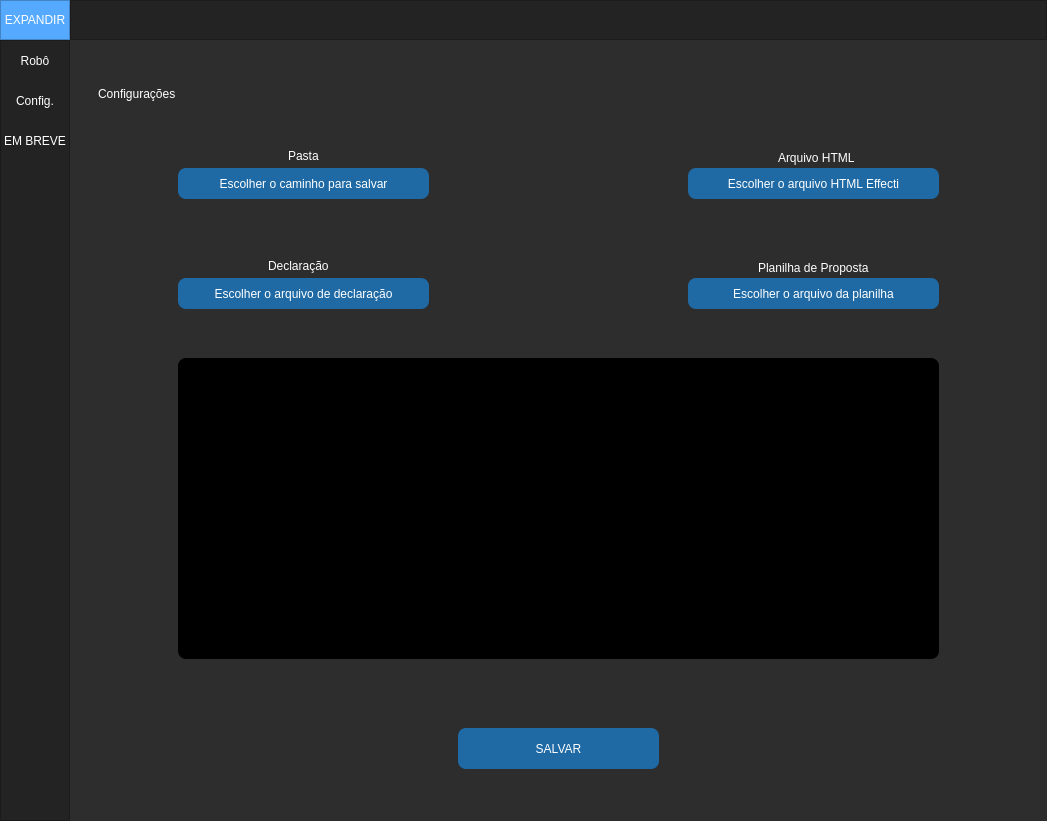
Before: the Qt Designer form ui_main.ui in vitorbarletta/sistemaresolvi, drawn with Qt 5.
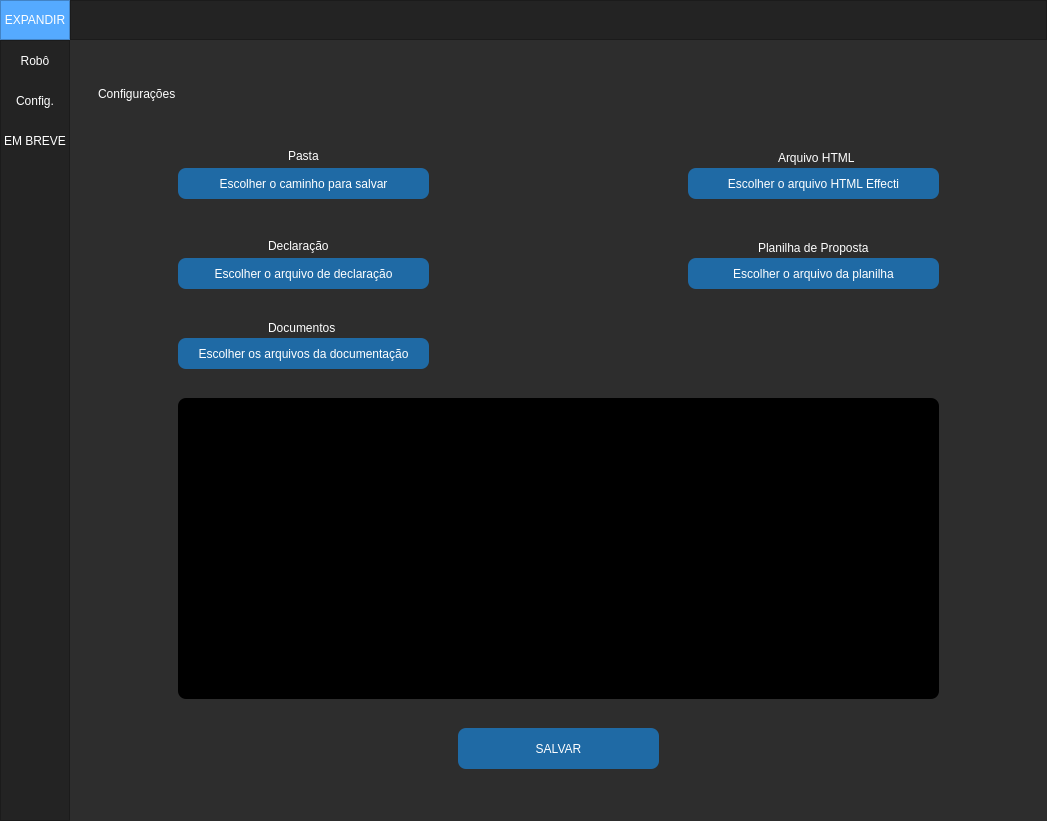
After: the same form once the commit is applied. The open tabs and pages were chosen to show the change.

```diff
--- a/ui_main.ui
+++ b/ui_main.ui
@@ -547,7 +547,7 @@
                  <property name="geometry">
                   <rect>
                    <x>90</x>
-                   <y>220</y>
+                   <y>200</y>
                    <width>251</width>
                    <height>31</height>
                   </rect>
@@ -568,7 +568,7 @@
                  <property name="geometry">
                   <rect>
                    <x>180</x>
-                   <y>200</y>
+                   <y>180</y>
                    <width>71</width>
                    <height>16</height>
                   </rect>
@@ -586,7 +586,7 @@
                  <property name="geometry">
                   <rect>
                    <x>600</x>
-                   <y>220</y>
+                   <y>200</y>
                    <width>251</width>
                    <height>31</height>
                   </rect>
@@ -607,7 +607,7 @@
                  <property name="geometry">
                   <rect>
                    <x>670</x>
-                   <y>200</y>
+                   <y>180</y>
                    <width>121</width>
                    <height>20</height>
                   </rect>
@@ -625,7 +625,7 @@
                  <property name="geometry">
                   <rect>
                    <x>90</x>
-                   <y>300</y>
+                   <y>340</y>
                    <width>761</width>
                    <height>301</height>
                   </rect>
@@ -638,6 +638,45 @@
 border: none</string>
                  </property>
                 </widget>
+                <widget class="QLabel" name="label_8">
+                 <property name="geometry">
+                  <rect>
+                   <x>180</x>
+                   <y>260</y>
+                   <width>81</width>
+                   <height>20</height>
+                  </rect>
+                 </property>
+                 <property name="styleSheet">
+                  <string notr="true">color: #fff;
+font: 81 14px&quot;AirbnbCereal_W_Light&quot;;
+</string>
+                 </property>
+                 <property name="text">
+                  <string>Documentos</string>
+                 </property>
+                </widget>
+                <widget class="QPushButton" name="page_config_documentos_button">
+                 <property name="geometry">
+                  <rect>
+                   <x>90</x>
+                   <y>280</y>
+                   <width>251</width>
+                   <height>31</height>
+                  </rect>
+                 </property>
+                 <property name="styleSheet">
+                  <string notr="true">color: #fff;
+background: #1F6AA5;
+border: none;
+font: 81 14px&quot;AirbnbCereal_W_Light&quot;;
+border-radius: 8px;
+cursor: pointer;</string>
+                 </property>
+                 <property name="text">
+                  <string>Escolher os arquivos da documentação</string>
+                 </property>
+                </widget>
                </widget>
               </item>
              </layout>
```
Left out of the diff: 2 changed lines with no effect on the pictures.
